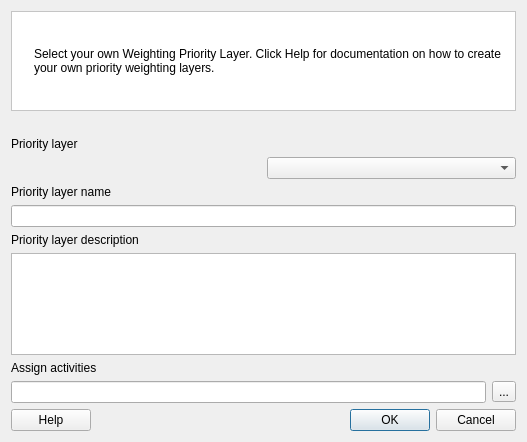
Qt form src/cplus_plugin/ui/priority_layer_dialog.ui (ConservationInternational/cplus-plugin) before a commit.
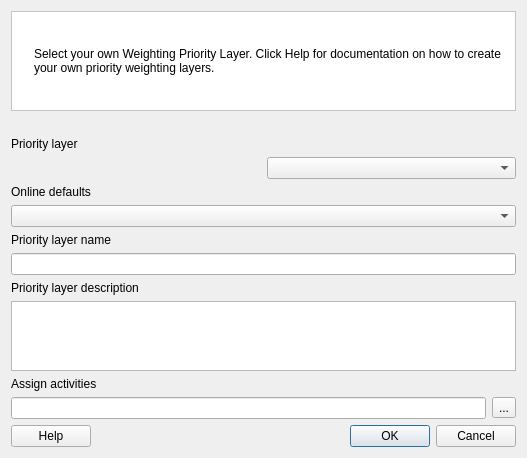
The same form after that commit. Icons and pictures are not drawn. Custom widgets are drawn as their Qt base class.

Patch:
```diff
--- a/src/cplus_plugin/ui/priority_layer_dialog.ui
+++ b/src/cplus_plugin/ui/priority_layer_dialog.ui
@@ -135,6 +135,16 @@
      </item>
     </layout>
    </item>
+   <item>
+    <widget class="QLabel" name="label_4">
+     <property name="text">
+      <string>Online defaults</string>
+     </property>
+    </widget>
+   </item>
+   <item>
+    <widget class="QComboBox" name="cbo_default_layer"/>
+   </item>
    <item>
     <widget class="QLabel" name="label">
      <property name="text">
```
